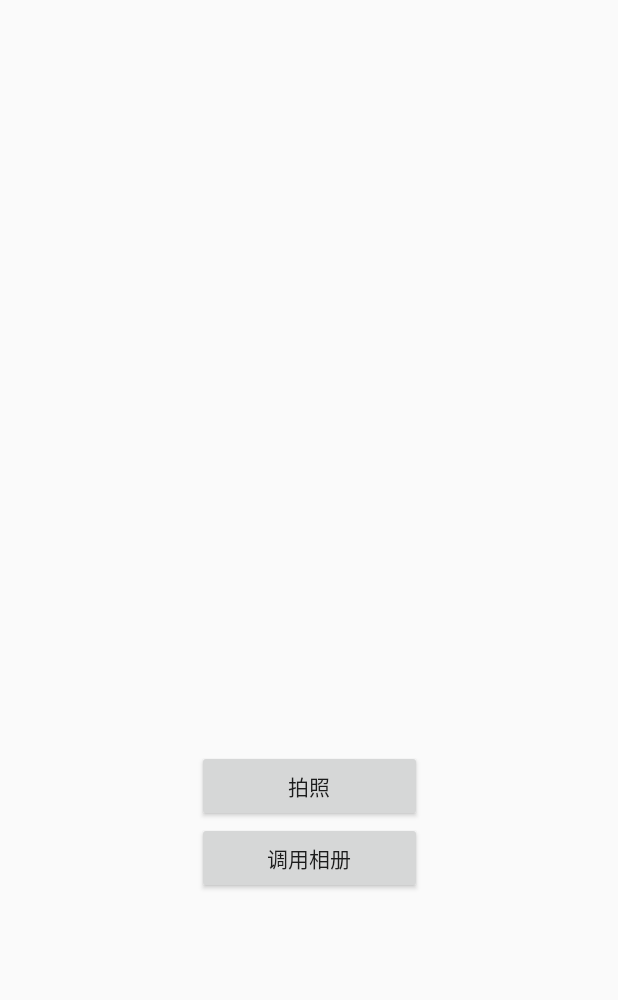
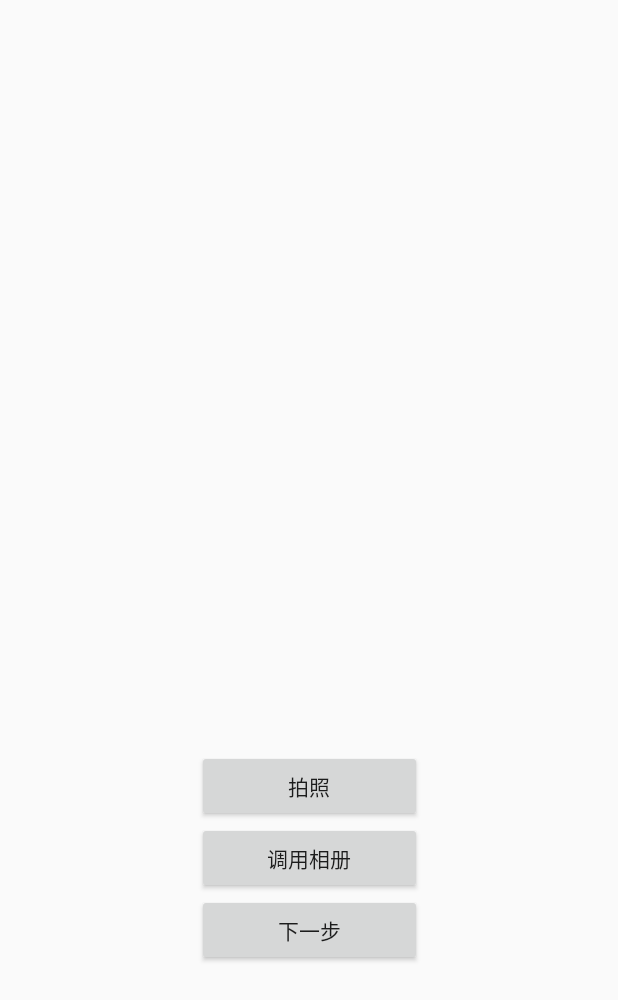
Before and after one commit to lagz-1/Android-developmen-course-design, an Android app: the layout activity_main.xml on its own in the app's theme, with its tools: preview values and no code run, on a phone screen of 412 x 824 dp. Shown: the top 1000 px of the screen. Run offline under Robolectric (Android 15) with nearby library versions, the phone set to English and light mode, and no system bars.

Commit message:
加上了对下一个activity的跳转

```diff
--- a/app/src/main/res/layout/activity_main.xml
+++ b/app/src/main/res/layout/activity_main.xml
@@ -33,4 +33,14 @@
         tools:ignore="MissingConstraints"
         android:text="调用相册" />
 
+    <Button
+        android:layout_width="150sp"
+        android:layout_height="wrap_content"
+        app:layout_constraintTop_toBottomOf="@+id/btn2"
+        app:layout_constraintEnd_toEndOf="parent"
+        app:layout_constraintStart_toStartOf="parent"
+        android:id="@+id/btnNext"
+        tools:ignore="MissingConstraints"
+        android:text="下一步" />
+
 </androidx.constraintlayout.widget.ConstraintLayout>
```
Also changed, not shown: app/src/main/AndroidManifest.xml (+12 -3 lines), app/src/main/java/com/example/tst/ImageAnalysis.java (+37 -1 lines), app/src/main/java/com/example/tst/MainActivity.java (+42 -26 lines), app/src/main/res/layout/activity_image_analysis.xml (+18 -0 lines), app/src/main/res/drawable/black.png (added), app/src/main/res/drawable/pic_20_rank1.png (added), app/src/main/res/drawable/pic_40_rank2.png (added), app/src/main/res/drawable/pic_60_rank3.png (added), app/src/main/res/drawable/pic_80_rank4.png (added), app/src/main/res/drawable/white.png (added), 358 other files.
